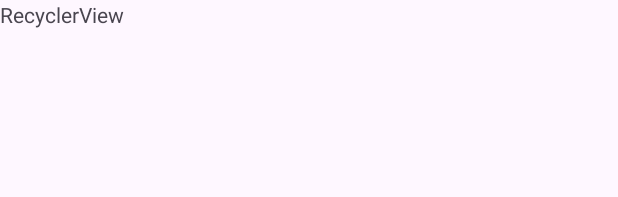
After one commit to unbiaseduser-github/bottom-sheet-alert-dialog, an Android app: the layout text_with_recycler_view.xml on its own in the app's theme, with its tools: preview values and no code run, on a phone screen of 412 x 824 dp. The commit adds this screen. Shown: the top 197 px of the screen. Run offline under Robolectric (Android 15) with nearby library versions, the phone set to English and light mode, and no system bars.

Commit message:
Add playground stuff

```diff
--- /dev/null
+++ b/playground/src/main/res/layout/text_with_recycler_view.xml
@@ -0,0 +1,18 @@
+<?xml version="1.0" encoding="utf-8"?>
+<LinearLayout xmlns:android="http://schemas.android.com/apk/res/android"
+    android:orientation="vertical"
+    android:layout_width="match_parent"
+    android:layout_height="match_parent">
+
+    <TextView
+        android:layout_width="match_parent"
+        android:layout_height="wrap_content"
+        android:text="RecyclerView"/>
+
+    <androidx.recyclerview.widget.RecyclerView
+        android:id="@+id/list"
+        android:layout_width="match_parent"
+        android:layout_height="0dp"
+        android:layout_weight="1"/>
+
+</LinearLayout>
```
Also changed, not shown: playground/src/main/java/com/sixtyninefourtwenty/bsadplayground/MainActivity.kt (+60 -0 lines).
